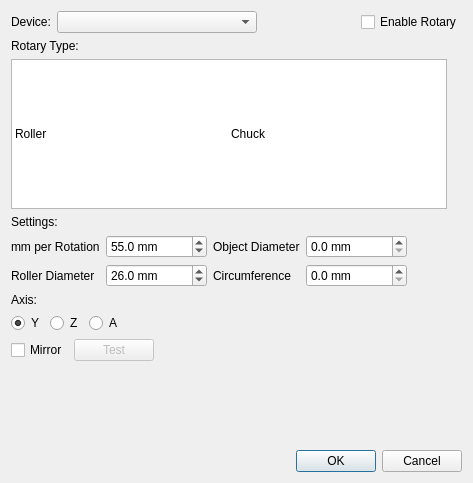
First picture: the form in src/windows/rotary_setup.ui, repository flux3dp/swiftray, before the edit.
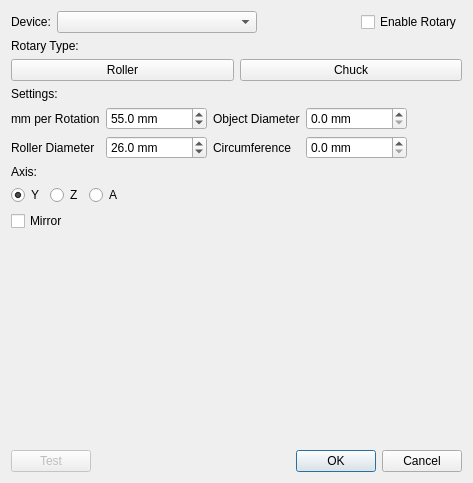
Second picture: the form after the edit. Icons and pictures are not drawn.

```diff
--- a/src/windows/rotary_setup.ui
+++ b/src/windows/rotary_setup.ui
@@ -55,92 +55,49 @@
     </widget>
    </item>
    <item>
-    <layout class="QHBoxLayout" name="horizontalLayout_2">
+    <layout class="QHBoxLayout" name="horizontalLayout_4">
      <item>
-      <widget class="QListWidget" name="typeList">
-       <property name="sizePolicy">
-        <sizepolicy hsizetype="Fixed" vsizetype="Fixed">
-         <horstretch>0</horstretch>
-         <verstretch>0</verstretch>
-        </sizepolicy>
+      <widget class="QPushButton" name="rollerButton">
+       <property name="text">
+        <string>Roller</string>
        </property>
-       <property name="minimumSize">
-        <size>
-         <width>436</width>
-         <height>150</height>
-        </size>
-       </property>
-       <property name="maximumSize">
-        <size>
-         <width>16777215</width>
-         <height>150</height>
-        </size>
-       </property>
-       <property name="showDropIndicator" stdset="0">
-        <bool>false</bool>
+       <property name="icon">
+        <iconset resource="../../qml.qrc">
+         <normaloff>:/resources/images/icon-rotary.png</normaloff>:/resources/images/icon-rotary.png</iconset>
        </property>
        <property name="iconSize">
         <size>
-         <width>200</width>
-         <height>140</height>
+         <width>120</width>
+         <height>120</height>
         </size>
        </property>
-       <property name="movement">
-        <enum>QListView::Static</enum>
-       </property>
-       <property name="flow">
-        <enum>QListView::LeftToRight</enum>
-       </property>
-       <property name="resizeMode">
-        <enum>QListView::Fixed</enum>
-       </property>
-       <property name="spacing">
-        <number>0</number>
-       </property>
-       <property name="gridSize">
-        <size>
-         <width>216</width>
-         <height>140</height>
-        </size>
-       </property>
-       <property name="selectionRectVisible">
+       <property name="checkable">
         <bool>true</bool>
        </property>
-       <property name="currentRow">
-        <number>-1</number>
-       </property>
-       <item>
-        <property name="text">
-         <string>Roller </string>
-        </property>
-        <property name="icon">
-         <iconset resource="../../qml.qrc">
-          <normaloff>:/resources/images/dark/icon-rotary.png</normaloff>:/resources/images/dark/icon-rotary.png</iconset>
-        </property>
-       </item>
-       <item>
-        <property name="text">
-         <string>Chuck</string>
-        </property>
-        <property name="icon">
-         <iconset resource="../../qml.qrc">
-          <normaloff>:/resources/images/dark/icon-rotary-2.png</normaloff>:/resources/images/dark/icon-rotary-2.png</iconset>
-        </property>
-       </item>
       </widget>
      </item>
      <item>
-      <spacer name="horizontalSpacer_3">
-       <property name="orientation">
-        <enum>Qt::Horizontal</enum>
+      <widget class="QPushButton" name="chuckButton">
+       <property name="styleSheet">
+        <string notr="true"/>
        </property>
-       <property name="sizeHint" stdset="0">
+       <property name="text">
+        <string>Chuck</string>
+       </property>
+       <property name="icon">
+        <iconset resource="../../qml.qrc">
+         <normaloff>:/resources/images/icon-rotary-2.png</normaloff>:/resources/images/icon-rotary-2.png</iconset>
+       </property>
+       <property name="iconSize">
         <size>
-         <width>40</width>
-         <height>20</height>
+         <width>120</width>
+         <height>120</height>
         </size>
        </property>
-      </spacer>
+       <property name="checkable">
+        <bool>true</bool>
+       </property>
+      </widget>
      </item>
     </layout>
    </item>
@@ -338,28 +295,6 @@
        </property>
       </widget>
      </item>
-     <item>
-      <widget class="QPushButton" name="testBtn">
-       <property name="enabled">
-        <bool>false</bool>
-       </property>
-       <property name="minimumSize">
-        <size>
-         <width>0</width>
-         <height>0</height>
-        </size>
-       </property>
-       <property name="maximumSize">
-        <size>
-         <width>100</width>
-         <height>16777215</height>
-        </size>
-       </property>
-       <property name="text">
-        <string>Test</string>
-       </property>
-      </widget>
-     </item>
      <item>
       <spacer name="horizontalSpacer_2">
        <property name="orientation">
@@ -389,14 +324,40 @@
     </spacer>
    </item>
    <item>
-    <widget class="QDialogButtonBox" name="buttonBox">
-     <property name="orientation">
-      <enum>Qt::Horizontal</enum>
-     </property>
-     <property name="standardButtons">
-      <set>QDialogButtonBox::Cancel|QDialogButtonBox::Ok</set>
-     </property>
-    </widget>
+    <layout class="QHBoxLayout" name="horizontalLayout_2">
+     <item>
+      <widget class="QPushButton" name="testBtn">
+       <property name="enabled">
+        <bool>false</bool>
+       </property>
+       <property name="minimumSize">
+        <size>
+         <width>0</width>
+         <height>0</height>
+        </size>
+       </property>
+       <property name="maximumSize">
+        <size>
+         <width>100</width>
+         <height>16777215</height>
+        </size>
+       </property>
+       <property name="text">
+        <string>Test</string>
+       </property>
+      </widget>
+     </item>
+     <item>
+      <widget class="QDialogButtonBox" name="buttonBox">
+       <property name="orientation">
+        <enum>Qt::Horizontal</enum>
+       </property>
+       <property name="standardButtons">
+        <set>QDialogButtonBox::Cancel|QDialogButtonBox::Ok</set>
+       </property>
+      </widget>
+     </item>
+    </layout>
    </item>
   </layout>
  </widget>
```
